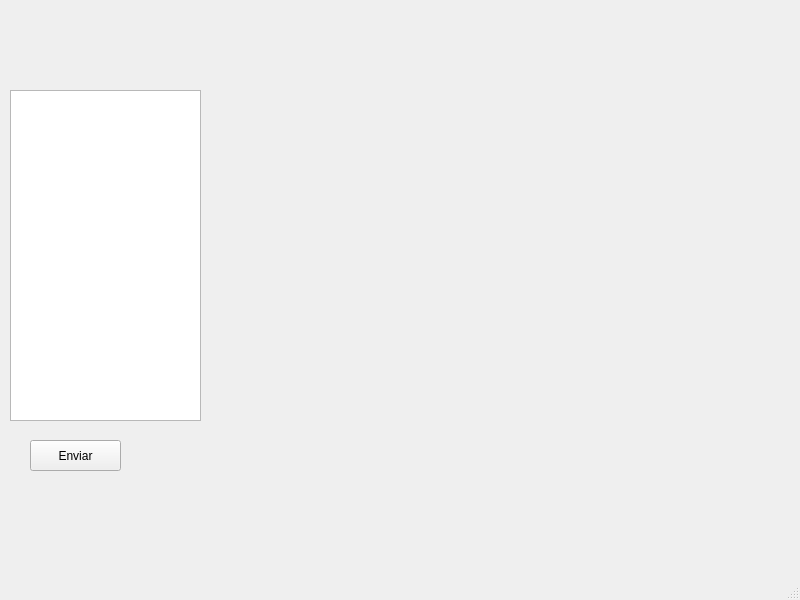
bmatuss/PROYECTO-POO2025, file src/ui/poswindow.ui: the form before one commit.
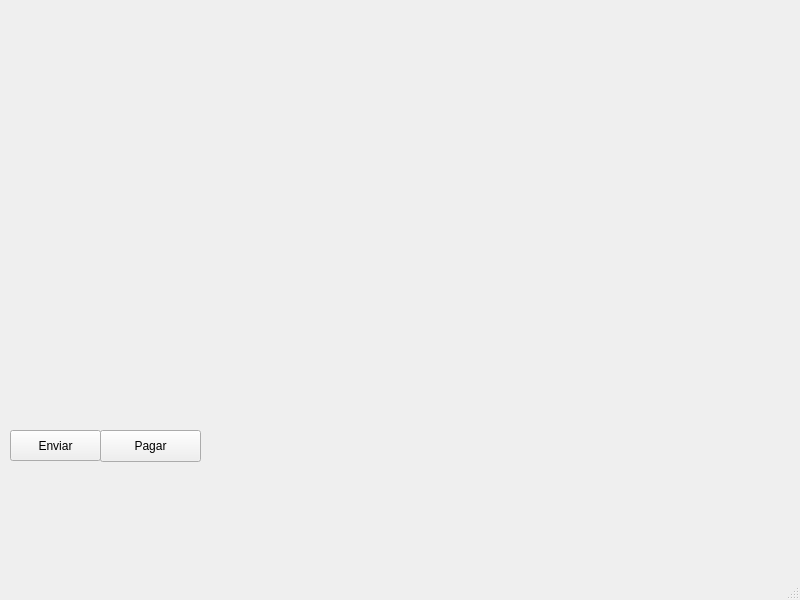
The form after the commit.

What changed in the file:
```diff
--- a/src/ui/poswindow.ui
+++ b/src/ui/poswindow.ui
@@ -94,8 +94,8 @@
      <widget class="QPushButton" name="enviarButton">
       <property name="geometry">
        <rect>
-        <x>20</x>
-        <y>430</y>
+        <x>0</x>
+        <y>420</y>
         <width>91</width>
         <height>31</height>
        </rect>
@@ -104,15 +104,29 @@
        <string>Enviar</string>
       </property>
      </widget>
-     <widget class="QListWidget" name="listaPedido">
+     <widget class="QPushButton" name="pagarButton">
+      <property name="geometry">
+       <rect>
+        <x>90</x>
+        <y>420</y>
+        <width>101</width>
+        <height>32</height>
+       </rect>
+      </property>
+      <property name="text">
+       <string>Pagar</string>
+      </property>
+     </widget>
+     <widget class="QWidget" name="verticalLayoutWidget">
       <property name="geometry">
        <rect>
         <x>0</x>
-        <y>80</y>
+        <y>70</y>
         <width>191</width>
         <height>331</height>
        </rect>
       </property>
+      <layout class="QVBoxLayout" name="layoutPedidos"/>
      </widget>
     </widget>
    </widget>
```
